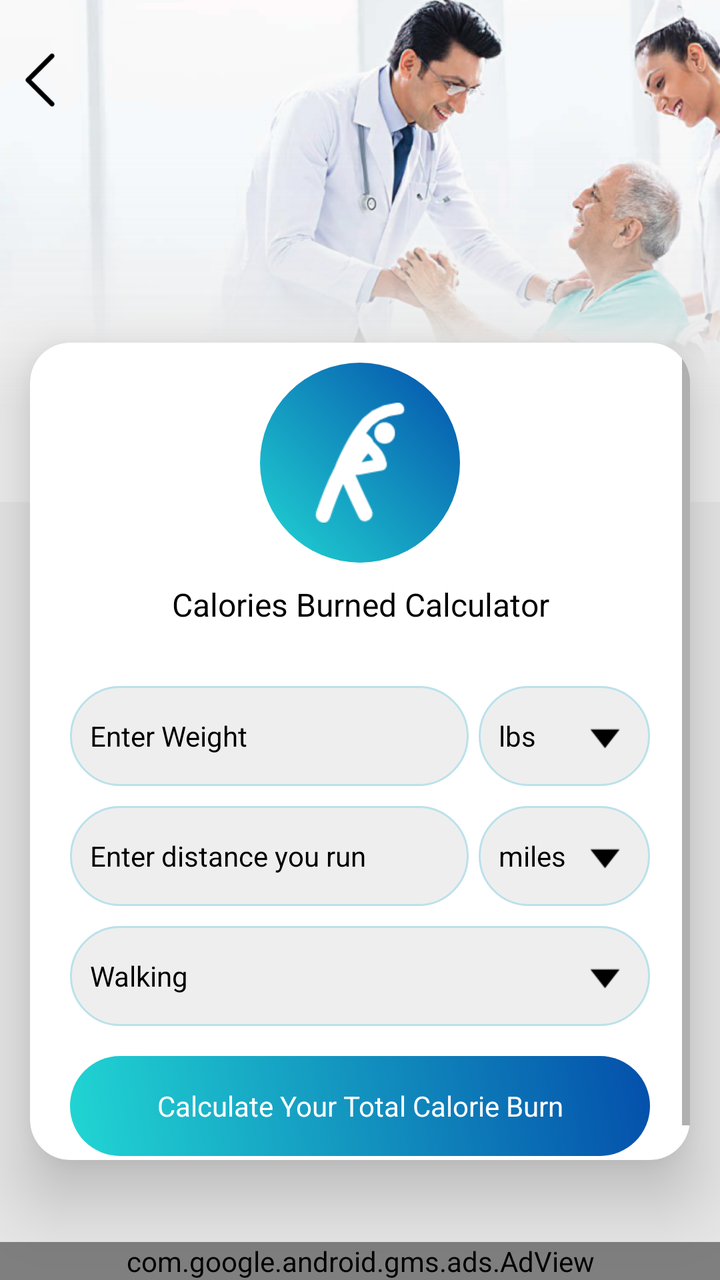
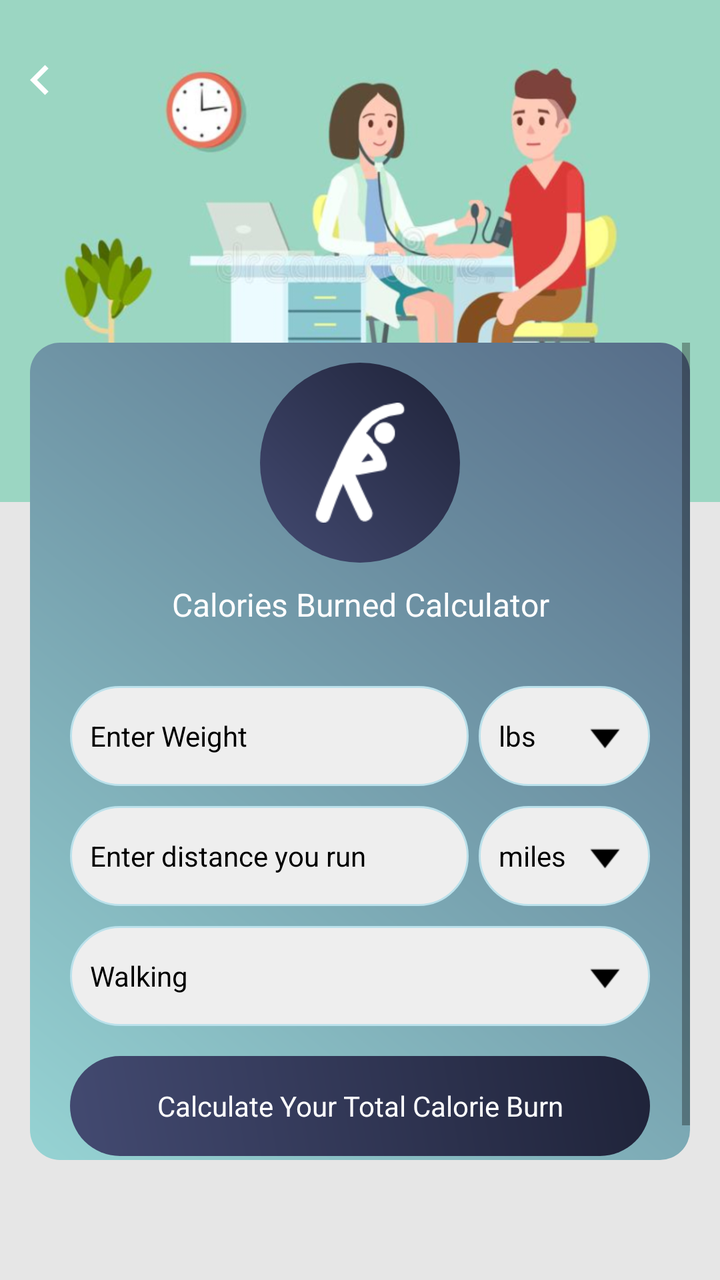

Two renders of the same Android screen: before a commit and after it. Below are the layout's source before the change and the commit's diff.
<!-- AndroidManifest.xml: application theme AppTheme -->
<!-- res/layout/calories_burn_calculator.xml -->
<?xml version="1.0" encoding="utf-8"?>
<RelativeLayout xmlns:android="http://schemas.android.com/apk/res/android"
    xmlns:aapt="http://schemas.android.com/aapt"
    xmlns:app="http://schemas.android.com/apk/res-auto"
    android:layout_width="match_parent"
    android:layout_height="match_parent"
    android:background="@color/gray_color">


    <RelativeLayout
        android:id="@+id/banner"
        android:layout_width="match_parent"
        android:layout_height="wrap_content"
        android:background="@mipmap/calculator_banner_2">

    </RelativeLayout>
    <ImageView
        android:id="@+id/iv_back"
        android:layout_width="40dp"
        android:layout_height="40dp"
        android:layout_alignParentLeft="true"
        android:layout_alignParentTop="true"
        android:layout_marginTop="20dp"
        android:padding="5dp"
        android:src="@mipmap/left_arrow" />



    <androidx.cardview.widget.CardView
        android:id="@+id/cardviewone"
        android:layout_marginBottom="60dp"
        android:layout_width="match_parent"
        android:layout_height="wrap_content"
        android:layout_marginLeft="@dimen/text_15"
        android:layout_below="@+id/banner"
        android:layout_marginTop="-80dp"
        android:layout_marginRight="@dimen/text_15"
        android:orientation="horizontal"
        app:cardCornerRadius="20dp"
        app:cardElevation="20dip">



    <ScrollView
        android:layout_width="match_parent"
        android:layout_height="wrap_content"
        android:layout_above="@+id/ad_layout"
        android:layout_below="@+id/tv_cal_burn">

        <LinearLayout
            android:layout_width="match_parent"
            android:layout_height="wrap_content"
            android:orientation="vertical">


            <RelativeLayout
                android:layout_width="match_parent"
                android:layout_above="@+id/cardviewone"
                android:layout_marginTop="10dp"

                android:layout_height="wrap_content">
                <RelativeLayout
                    android:id="@+id/rel12"
                    android:layout_width="100dp"
                    android:layout_centerInParent="true"
                    android:background="@drawable/a3_grad"
                    android:layout_height="100dp">

                    <ImageView
                        android:id="@+id/iv_cal_burn"
                        android:layout_width="60dp"
                        android:layout_height="60dp"
                        android:layout_centerHorizontal="true"
                        android:layout_centerInParent="true"
                        android:src="@drawable/img_calorie_burn" />
                </RelativeLayout>
            </RelativeLayout>


            <TextView
                android:id="@+id/tv_cal_burn"
                android:layout_width="match_parent"
                android:layout_height="wrap_content"
                android:layout_below="@+id/rel12"
                android:textAlignment="center"
                android:layout_centerHorizontal="true"
                android:layout_margin="10dp"
                android:text="@string/Calories_Burned_Calculator"
                android:textColor="@color/black"
                android:textSize="@dimen/textsize_16" />
            <LinearLayout
                android:id="@+id/ll_cal_burn"
                android:layout_width="match_parent"
                android:layout_height="wrap_content"
                android:layout_centerInParent="true"
                android:layout_margin="20dp"
                android:orientation="vertical">

                <LinearLayout
                    android:layout_width="match_parent"
                    android:layout_height="wrap_content"
                    android:layout_centerInParent="true"
                    android:orientation="horizontal"
                    android:weightSum="10">

                    <EditText
                        android:id="@+id/et_weight"
                        android:layout_width="0dp"
                        android:layout_height="50dp"
                        android:layout_weight="7"
                        android:background="@drawable/corner2"
                        android:hint="@string/Enter_Weight"
                        android:imeOptions="actionNext"
                        android:inputType="numberDecimal"
                        android:paddingLeft="10dp"
                        android:textColor="@color/black"
                        android:textColorHint="@color/black"
                        android:textSize="@dimen/textsize_14" />

                    <TextView
                        android:id="@+id/tv_weightunit"
                        android:layout_width="0dp"
                        android:layout_height="match_parent"
                        android:layout_marginLeft="5dp"
                        android:layout_weight="3"
                        android:background="@drawable/corner2"
                        android:drawableRight="@mipmap/down"
                        android:gravity="top|bottom|left|right|center_vertical|fill_vertical|center_horizontal|fill_horizontal|center|fill|start|end"
                        android:padding="10dp"
                        android:text="@string/lbs"
                        android:textColor="@color/black"
                        android:textSize="@dimen/textsize_14" />
                </LinearLayout>

                <LinearLayout
                    android:layout_width="match_parent"
                    android:layout_height="wrap_content"
                    android:layout_centerInParent="true"
                    android:layout_marginTop="10dp"
                    android:orientation="horizontal"
                    android:weightSum="10">

                    <EditText
                        android:id="@+id/et_distance"
                        android:layout_width="0dp"
                        android:layout_height="50dp"
                        android:layout_weight="7"
                        android:background="@drawable/corner2"
                        android:hint="@string/Enter_distance_you_run"
                        android:imeOptions="actionDone"
                        android:inputType="number"
                        android:paddingLeft="10dp"
                        android:textColor="@color/black"
                        android:textColorHint="@color/black"
                        android:textSize="@dimen/textsize_14" />

                    <TextView
                        android:id="@+id/tv_distance_unit"
                        android:layout_width="0dp"
                        android:layout_height="match_parent"
                        android:layout_marginLeft="5dp"
                        android:layout_weight="3"
                        android:background="@drawable/corner2"
                        android:drawableRight="@mipmap/down"
                        android:gravity="top|bottom|left|right|center_vertical|fill_vertical|center_horizontal|fill_horizontal|center|fill|start|end"
                        android:padding="10dp"
                        android:text="@string/miles"
                        android:textColor="@color/black"
                        android:textSize="@dimen/textsize_14" />
                </LinearLayout>

                <LinearLayout
                    android:layout_width="match_parent"
                    android:layout_height="50dp"
                    android:layout_centerInParent="true"
                    android:layout_marginTop="10dp"
                    android:orientation="horizontal"
                    android:weightSum="10">

                    <TextView
                        android:id="@+id/tv_runwalk"
                        android:layout_width="0dp"
                        android:layout_height="match_parent"
                        android:layout_weight="7"
                        android:background="@drawable/corner2"
                        android:clickable="false"
                        android:editable="false"
                        android:gravity="fill"
                        android:inputType="numberDecimal"
                        android:paddingLeft="5dp"
                        android:text="Walking"
                        android:textColor="@color/btnbackground1"
                        android:textSize="@dimen/textsize"
                        android:visibility="gone" />

                    <TextView
                        android:id="@+id/tv_runwalk_unit"
                        android:layout_width="0dp"
                        android:layout_height="match_parent"
                        android:layout_weight="10"
                        android:background="@drawable/corner2"
                        android:drawableRight="@mipmap/down"
                        android:gravity="top|bottom|left|right|center_vertical|fill_vertical|center_horizontal|fill_horizontal|center|fill|start|end"
                        android:padding="10dp"
                        android:text="@string/Walking"
                        android:textColor="@color/black"
                        android:textSize="@dimen/textsize_14" />
                </LinearLayout>

                <TextView
                    android:id="@+id/tv_search_burn_calories"
                    android:layout_width="match_parent"
                    android:layout_height="50dp"
                    android:layout_marginTop="15dp"
                    android:background="@drawable/a3_grad"
                    android:gravity="center"
                    android:text="@string/Calculate_Your_Total_Calorie_Burn"
                    android:textColor="@color/white"
                    android:textColorHint="@color/white"
                    android:textSize="@dimen/textsize_14" />
            </LinearLayout>
        </LinearLayout>
    </ScrollView>
    </androidx.cardview.widget.CardView>
    <include
        android:id="@+id/ad_layout"
        layout="@layout/native_ad"
        android:layout_width="match_parent"
        android:layout_height="wrap_content"
        android:layout_alignParentLeft="true"
        android:layout_alignParentBottom="true"
        android:layout_gravity="top|bottom|left|right|center_vertical|fill_vertical|center_horizontal|fill_horizontal|center|fill|start|end" />
</RelativeLayout>
<!-- res/layout/native_ad.xml (included above) -->
<?xml version="1.0" encoding="utf-8"?>
<LinearLayout xmlns:android="http://schemas.android.com/apk/res/android"
    xmlns:aapt="http://schemas.android.com/aapt"
    xmlns:app="http://schemas.android.com/apk/res-auto"
    android:layout_width="match_parent"
    android:layout_height="wrap_content"
    android:orientation="vertical">

    <com.google.android.gms.ads.AdView
        android:id="@+id/adView"
        android:layout_width="match_parent"
        android:layout_height="wrap_content"
        android:layout_above="@+id/ll_footer_menu"
        app:adSize="BANNER"
        app:adUnitId="@string/banner_ad" />
</LinearLayout>
<!-- resources referenced by this layout -->
<resources>
  <color name="black">#000000</color>
  <color name="btnbackground1">#000</color>
  <color name="gray_color">#E6E6E6</color>
  <color name="white">#ffffff</color>
  <dimen name="text_15">15sp</dimen>
  <dimen name="textsize">15dp</dimen>
  <dimen name="textsize_14">14sp</dimen>
  <dimen name="textsize_16">16sp</dimen>
  <!-- drawable a3_grad (drawable) -->
  <?xml version="1.0" encoding="utf-8"?>
  <shape xmlns:android="http://schemas.android.com/apk/res/android">
      <gradient
          android:angle="225"
          android:endColor="#21d6d3"
          android:startColor="#044fab" />
  
      <corners android:radius="200dp"/>
      
  </shape>
  <!-- drawable corner2 (drawable) -->
  <?xml version="1.0" encoding="utf-8"?>
  <shape xmlns:android="http://schemas.android.com/apk/res/android"
      android:shape="rectangle">
  
  
      <stroke
          android:width="1dp"
          android:color="#BBE1EB"/>
  
      <corners android:radius="200dp"/>
  
      <solid
          android:color="#EEEEEE"/>
  
  </shape>
  <!-- drawable img_calorie_burn: png bitmap (drawable, 1395 bytes) -->
  <!-- mipmap calculator_banner_2: png bitmap (mipmap-xhdpi, 230774 bytes) -->
  <!-- mipmap down: png bitmap (mipmap-xhdpi, 325 bytes) -->
  <!-- mipmap left_arrow: png bitmap (mipmap-xhdpi, 499 bytes) -->
  <string name="Calculate_Your_Total_Calorie_Burn">Calculate Your Total Calorie Burn</string>
  <string name="Calories_Burned_Calculator">Calories Burned Calculator</string>
  <string name="Enter_Weight">Enter Weight</string>
  <string name="Enter_distance_you_run">Enter distance you run</string>
  <string name="Walking">Walking</string>
  <string name="banner_ad">ca-app-pub-3940256099942544/6300978111</string>
  <string name="lbs">lbs</string>
  <string name="miles">miles</string>
  <style name="AppTheme" parent="Theme.AppCompat.Light.DarkActionBar">
          
          <item name="colorPrimary">@color/colorPrimary</item>
          <item name="colorPrimaryDark">@color/colorPrimaryDark</item>
          <item name="colorAccent">@color/colorAccent</item>
      </style>
  <color name="colorPrimary">#36D1DC</color>
  <color name="colorPrimaryDark">#044fab</color>
  <color name="colorAccent">#03DAC5</color>
</resources>

<!-- the commit's change to res/layout/calories_burn_calculator.xml (unified diff, before → after) -->
@@ -22,11 +22,11 @@
         android:layout_alignParentTop="true"
         android:layout_marginTop="20dp"
         android:padding="5dp"
-        android:src="@mipmap/left_arrow" />
-
-
-
-    <androidx.cardview.widget.CardView
+        android:src="@drawable/ic_chevron_left_white_24dp" />
+
+
+
+    <LinearLayout
         android:id="@+id/cardviewone"
         android:layout_marginBottom="60dp"
         android:layout_width="match_parent"
@@ -36,7 +36,7 @@
         android:layout_marginTop="-80dp"
         android:layout_marginRight="@dimen/text_15"
         android:orientation="horizontal"
-        app:cardCornerRadius="20dp"
+        android:background="@drawable/a2_grad_black"
         app:cardElevation="20dip">
 
 
@@ -44,7 +44,7 @@
     <ScrollView
         android:layout_width="match_parent"
         android:layout_height="wrap_content"
-        android:layout_above="@+id/ad_layout"
+        android:layout_above="@+id/normal_ad_include"
         android:layout_below="@+id/tv_cal_burn">
 
         <LinearLayout
@@ -86,7 +86,7 @@
                 android:layout_centerHorizontal="true"
                 android:layout_margin="10dp"
                 android:text="@string/Calories_Burned_Calculator"
-                android:textColor="@color/black"
+                android:textColor="@color/white"
                 android:textSize="@dimen/textsize_16" />
             <LinearLayout
                 android:id="@+id/ll_cal_burn"
@@ -221,30 +221,11 @@
             </LinearLayout>
         </LinearLayout>
     </ScrollView>
-    </androidx.cardview.widget.CardView>
-    <include
-        android:id="@+id/ad_layout"
-        layout="@layout/native_ad"
-        android:layout_width="match_parent"
-        android:layout_height="wrap_content"
-        android:layout_alignParentLeft="true"
-        android:layout_alignParentBottom="true"
-        android:layout_gravity="top|bottom|left|right|center_vertical|fill_vertical|center_horizontal|fill_horizontal|center|fill|start|end" />
+    </LinearLayout>
+    <LinearLayout
+        android:id="@+id/normal_ad_include"
+        android:layout_width="match_parent"
+        android:layout_height="wrap_content"
+        android:orientation="vertical"
+        android:layout_alignParentBottom="true"/>
 </RelativeLayout>
-<!-- res/layout/native_ad.xml (included above) -->
-<?xml version="1.0" encoding="utf-8"?>
-<LinearLayout xmlns:android="http://schemas.android.com/apk/res/android"
-    xmlns:aapt="http://schemas.android.com/aapt"
-    xmlns:app="http://schemas.android.com/apk/res-auto"
-    android:layout_width="match_parent"
-    android:layout_height="wrap_content"
-    android:orientation="vertical">
-
-    <com.google.android.gms.ads.AdView
-        android:id="@+id/adView"
-        android:layout_width="match_parent"
-        android:layout_height="wrap_content"
-        android:layout_above="@+id/ll_footer_menu"
-        app:adSize="BANNER"
-        app:adUnitId="@string/banner_ad" />
-</LinearLayout>
<!-- resource entries referenced after the edit -->
@@ -8,16 +8,27 @@
   <dimen name="textsize">15dp</dimen>
   <dimen name="textsize_14">14sp</dimen>
   <dimen name="textsize_16">16sp</dimen>
-  <!-- drawable a3_grad (drawable) -->
+  <!-- drawable a2_grad_black (drawable) -->
   <?xml version="1.0" encoding="utf-8"?>
   <shape xmlns:android="http://schemas.android.com/apk/res/android">
       <gradient
           android:angle="225"
-          android:endColor="#21d6d3"
-          android:startColor="#044fab" />
+          android:endColor="#96D3D3"
+          android:startColor="#566C88" />
   
-      <corners android:radius="200dp"/>
-      
+      <corners android:radius="15dp"/>
+  
+  </shape>
+  <!-- drawable a3_grad (drawable) -->
+  <?xml version="1.0" encoding="utf-8"?>
+  <shape xmlns:android="http://schemas.android.com/apk/res/android">
+  <gradient
+      android:angle="225"
+      android:endColor="#434A71"
+      android:startColor="#1F2339" />
+  
+  <corners android:radius="200dp"/>
+  
   </shape>
   <!-- drawable corner2 (drawable) -->
   <?xml version="1.0" encoding="utf-8"?>
@@ -35,16 +46,20 @@
           android:color="#EEEEEE"/>
   
   </shape>
+  <!-- drawable ic_chevron_left_white_24dp (drawable) -->
+  <vector android:height="24dp" android:tint="#FFFFFF"
+      android:viewportHeight="24" android:viewportWidth="24"
+      android:width="24dp" xmlns:android="http://schemas.android.com/apk/res/android">
+      <path android:fillColor="@android:color/white" android:pathData="M15.41,7.41L14,6l-6,6 6,6 1.41,-1.41L10.83,12z"/>
+  </vector>
   <!-- drawable img_calorie_burn: png bitmap (drawable, 1395 bytes) -->
-  <!-- mipmap calculator_banner_2: png bitmap (mipmap-xhdpi, 230774 bytes) -->
+  <!-- mipmap calculator_banner_2: png bitmap (mipmap-xhdpi, 192739 bytes) -->
   <!-- mipmap down: png bitmap (mipmap-xhdpi, 325 bytes) -->
-  <!-- mipmap left_arrow: png bitmap (mipmap-xhdpi, 499 bytes) -->
   <string name="Calculate_Your_Total_Calorie_Burn">Calculate Your Total Calorie Burn</string>
   <string name="Calories_Burned_Calculator">Calories Burned Calculator</string>
   <string name="Enter_Weight">Enter Weight</string>
   <string name="Enter_distance_you_run">Enter distance you run</string>
   <string name="Walking">Walking</string>
-  <string name="banner_ad">ca-app-pub-3940256099942544/6300978111</string>
   <string name="lbs">lbs</string>
   <string name="miles">miles</string>
   <style name="AppTheme" parent="Theme.AppCompat.Light.DarkActionBar">
@@ -53,8 +68,8 @@
           <item name="colorPrimaryDark">@color/colorPrimaryDark</item>
           <item name="colorAccent">@color/colorAccent</item>
       </style>
-  <color name="colorPrimary">#36D1DC</color>
-  <color name="colorPrimaryDark">#044fab</color>
-  <color name="colorAccent">#03DAC5</color>
+  <color name="colorPrimary">#434A71</color>
+  <color name="colorPrimaryDark">#1F2339</color>
+  <color name="colorAccent">#1F2339</color>
 </resources>
 
